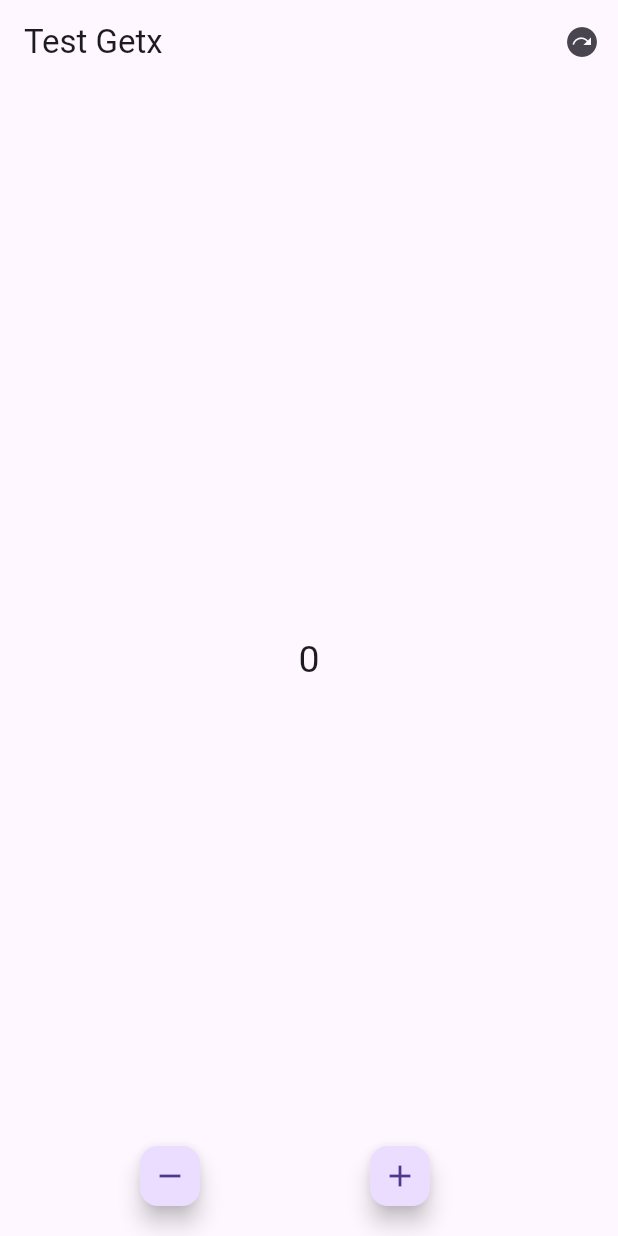
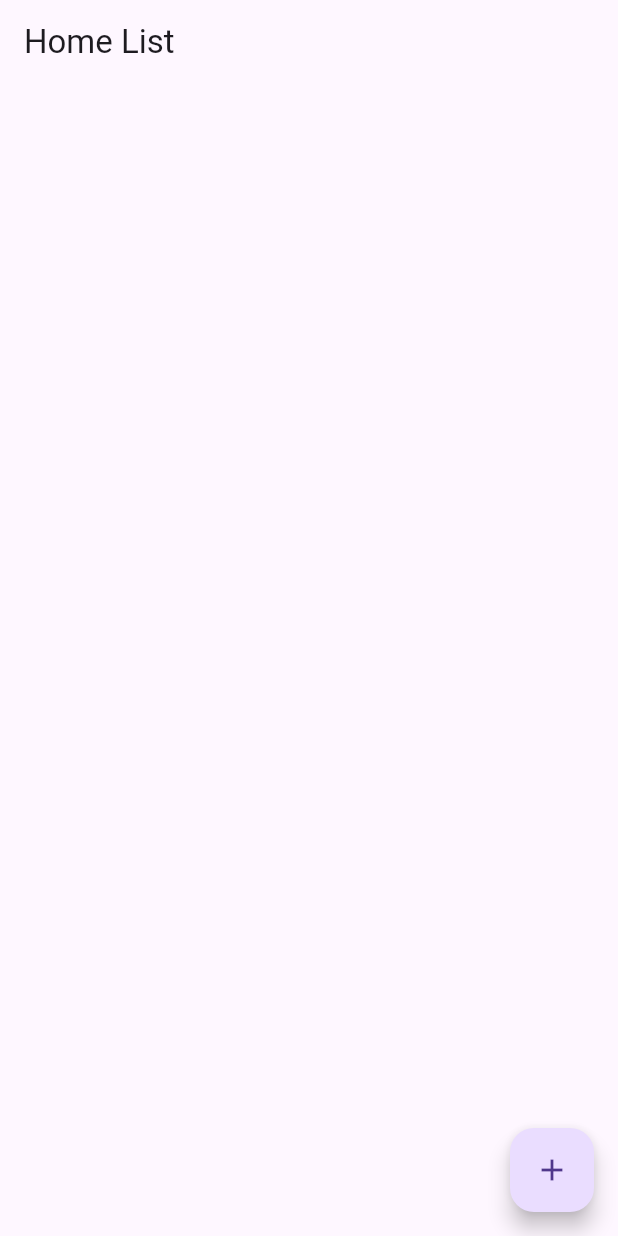
Before and after one commit to PHANNA11/bloc_Getx, a Flutter app: the screen it shows after launch, on a phone screen of 412 x 824 dp. Run offline on Flutter 3.47's test engine with Material 3 defaults, Android fonts, the phone set to English and light mode, and no system bars; our stand-ins replace get.

Commit message:
dynamic ui with getx

```diff
--- a/lib/main.dart
+++ b/lib/main.dart
@@ -1,57 +1,7 @@
 import 'package:flutter/material.dart';
-import 'package:flutter_bloc/flutter_bloc.dart';
 import 'package:get/get_navigation/src/root/get_material_app.dart';
-import 'package:state_management/src/bloc_app/controller/bloc/counter_bloc.dart';
-import 'package:state_management/src/getx_app/view/home_screen.dart';
+import 'package:state_management/src/dynamicUI/view/home_list.dart';
 
-import 'src/bloc_app/view/home_bloc_screen.dart';
-
-//=========================== Main bloc ========================
-// void main() {
-//   Bloc.observer = const AppBlocObserver();
-//   runApp(const MyApp());
-// }
-
-// class AppBlocObserver extends BlocObserver {
-//   /// {@macro app_bloc_observer}
-//   const AppBlocObserver();
-
-//   @override
-//   void onChange(BlocBase<dynamic> bloc, Change<dynamic> change) {
-//     super.onChange(bloc, change);
-//     if (bloc is Cubit) print(change);
-//   }
-
-//   @override
-//   void onTransition(
-//     Bloc<dynamic, dynamic> bloc,
-//     Transition<dynamic, dynamic> transition,
-//   ) {
-//     super.onTransition(bloc, transition);
-//     print(transition);
-//   }
-// }
-
-// class MyApp extends StatelessWidget {
-//   const MyApp({super.key});
-
-//   @override
-//   Widget build(BuildContext context) {
-//     return BlocProvider(
-//       create: (_) => CounterBloc(),
-//       child: MaterialApp(
-//         title: 'Flutter Demo',
-//         theme: ThemeData(
-//           colorScheme: ColorScheme.fromSeed(seedColor: Colors.deepPurple),
-//           useMaterial3: true,
-//         ),
-//         home: const MyHomePage(title: 'Flutter Demo BLOC'),
-//       ),
-//     );
-//   }
-// }
-
-// =============  Main Getx ==============
 void main(List<String> args) {
   runApp(const MyApp());
 }
@@ -62,7 +12,7 @@ class MyApp extends StatelessWidget {
   @override
   Widget build(BuildContext context) {
     return GetMaterialApp(
-      home: HomeScreen(),
+      home: HomeList(),
     );
   }
 }
--- /dev/null
+++ b/lib/src/dynamicUI/controller/list_controller.dart
@@ -0,0 +1,7 @@
+import 'package:get/get.dart';
+import 'package:state_management/src/dynamicUI/model/user_model.dart';
+
+class ListUserController extends GetxController {
+  RxList<UserModel> userList = <UserModel>[].obs;
+  RxList<UserModel> listFormAddUser = <UserModel>[UserModel()].obs;
+}
--- /dev/null
+++ b/lib/src/dynamicUI/model/user_model.dart
@@ -0,0 +1,6 @@
+class UserModel {
+  int? id;
+  String? name;
+  String? phoneNumber;
+  UserModel({this.id, this.name, this.phoneNumber});
+}
--- /dev/null
+++ b/lib/src/dynamicUI/view/home_list.dart
@@ -0,0 +1,37 @@
+import 'package:flutter/material.dart';
+import 'package:get/get.dart';
+import 'package:state_management/src/dynamicUI/controller/list_controller.dart';
+import 'package:state_management/src/dynamicUI/view/addList.dart';
+
+class HomeList extends StatelessWidget {
+  HomeList({super.key});
+  ListUserController controller = Get.put(ListUserController());
+  @override
+  Widget build(BuildContext context) {
+    return Scaffold(
+      appBar: AppBar(
+        title: const Text('Home List'),
+      ),
+      body: Obx(
+        () => ListView.builder(
+          itemCount: controller.userList.length,
+          itemBuilder: (context, index) {
+            return Card(
+              elevation: 0,
+              child: ListTile(
+                title: Text(controller.userList[index].name!),
+                subtitle: Text(controller.userList[index].phoneNumber!),
+              ),
+            );
+          },
+        ),
+      ),
+      floatingActionButton: FloatingActionButton(
+        onPressed: () {
+          Get.to(() => AddListScreen());
+        },
+        child: const Icon(Icons.add),
+      ),
+    );
+  }
+}
--- a/lib/src/getx_app/view/home_screen.dart
+++ /dev/null
@@ -1,53 +0,0 @@
-import 'package:flutter/material.dart';
-import 'package:get/get_state_manager/src/simple/get_state.dart';
-import 'package:get/instance_manager.dart';
-import 'package:get/route_manager.dart';
-import 'package:state_management/src/getx_app/controller/counter_controller.dart';
-import 'package:state_management/src/getx_app/view/getx_page2.dart';
-
-class HomeScreen extends StatelessWidget {
-  HomeScreen({super.key});
-  CounterController controller = Get.put(CounterController());
-  @override
-  Widget build(BuildContext context) {
-    return GetBuilder<CounterController>(builder: (context) {
-      return Scaffold(
-        appBar: AppBar(
-          title: const Text('Test Getx'),
-          actions: [
-            IconButton(
-                onPressed: () {
-                  Get.to(() => GetxPage2());
-                },
-                icon: const Icon(Icons.next_plan))
-          ],
-        ),
-        body: Center(
-          child: Text(
-            controller.number.value.toString(),
-            style: const TextStyle(fontSize: 25),
-          ),
-        ),
-        floatingActionButton: Row(
-          mainAxisAlignment: MainAxisAlignment.spaceEvenly,
-          children: [
-            FloatingActionButton.small(
-              heroTag: 'de',
-              onPressed: () {
-                controller.decrement();
-              },
-              child: const Icon(Icons.remove),
-            ),
-            FloatingActionButton.small(
-              heroTag: 'in',
-              onPressed: () {
-                controller.increment();
-              },
-              child: const Icon(Icons.add),
-            )
-          ],
-        ),
-      );
-    });
-  }
-}
```
Also changed, not shown: lib/src/bloc_app/controller/bloc/counter_bloc.dart (deleted, +0 -16 lines), lib/src/bloc_app/controller/bloc/counter_event.dart (deleted, +0 -8 lines), lib/src/bloc_app/controller/bloc/counter_state.dart (deleted, +0 -11 lines), lib/src/bloc_app/view/home_bloc_screen.dart (deleted, +0 -76 lines), lib/src/bloc_app/view/second_page.dart (deleted, +0 -57 lines), lib/src/dynamicUI/view/addList.dart (added, +145 -0 lines), lib/src/getx_app/controller/counter_controller.dart (deleted, +0 -21 lines), lib/src/getx_app/view/getx_page2.dart (deleted, +0 -45 lines).
